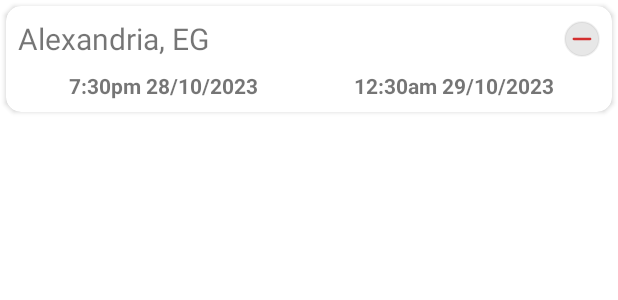
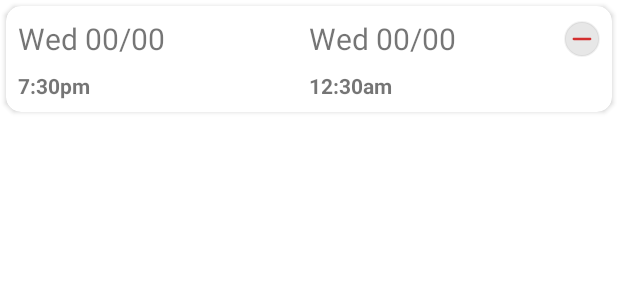
Before and after one commit to exRomeo/Skywise-Weather-Forecast, an Android app: the layout alert_item_layout.xml on its own in the app's theme, with its tools: preview values and no code run, on a phone screen of 412 x 824 dp. Shown: the top 300 px of the screen. Run offline under Robolectric (Android 15) with nearby library versions, the phone set to English and light mode, and no system bars.

```diff
--- a/app/src/main/java/com/example/skywise/alertscreen/AlertsFragment.kt
+++ b/app/src/main/java/com/example/skywise/alertscreen/AlertsFragment.kt
@@ -81,4 +81,5 @@ class AlertsFragment : Fragment() {
         ContextCompat.startForegroundService(requireContext(), intent)
     }
 
+
 }
--- a/app/src/main/java/com/example/skywise/favoritelocations/FavoriteLocationsAdapter.kt
+++ b/app/src/main/java/com/example/skywise/favoritelocations/FavoriteLocationsAdapter.kt
@@ -1,6 +1,5 @@
 package com.example.skywise.favoritelocations
 
-import android.util.Log
 import android.view.LayoutInflater
 import android.view.View
 import android.view.ViewGroup
@@ -48,7 +47,7 @@ class FavoriteLocationsAdapter(val viewModel: FavoriteLocationsViewModel) :
                 if (::job.isInitialized)
                     job.cancel()
                 job = CoroutineScope(Dispatchers.Main).launch {
-                    viewModel.shownLocation.debounce(150).collectLatest() {
+                    viewModel.shownLocation.debounce(150).collectLatest {
                         previous = selected
                         selected = position
                         notifyItemChanged(position)
--- a/app/src/main/java/com/example/skywise/favoritelocations/FavoriteLocationsViewModel.kt
+++ b/app/src/main/java/com/example/skywise/favoritelocations/FavoriteLocationsViewModel.kt
@@ -20,7 +20,7 @@ class FavoriteLocationsViewModel(val repository: Repository) : ViewModel() {
     val shownLocation = _shownLocation.asStateFlow()
     fun getFavoriteLocations() {
         viewModelScope.launch {
-            repository.getFavoriteLocations().collect() {
+            repository.getFavoriteLocations().collect {
                 _favoriteLocations.value = it
             }
         }
@@ -39,7 +39,7 @@ class FavoriteLocationsViewModel(val repository: Repository) : ViewModel() {
                     SkywiseSettings.HOURLY
                 ),
                 API_KEY
-            ).collect() {
+            ).collect {
                 _shownLocation.value = it
             }
         }
--- a/app/src/main/java/com/example/skywise/mainactivity/MainActivity.kt
+++ b/app/src/main/java/com/example/skywise/mainactivity/MainActivity.kt
@@ -22,7 +22,7 @@ class MainActivity : AppCompatActivity() {
     private lateinit var navView: NavigationView
     override fun onCreate(savedInstanceState: Bundle?) {
         super.onCreate(savedInstanceState)
-        if (SkywiseSettings.locationType == GPS)
+        if (LocationUtils.isLocationEnabled() && SkywiseSettings.locationType == GPS)
             LocationUtils.getCurrentLocation()
         binding = DataBindingUtil.setContentView(this, R.layout.activity_main)
         supportActionBar?.hide()
--- a/app/src/main/java/com/example/skywise/settingsscreen/SkywiseSettings.kt
+++ b/app/src/main/java/com/example/skywise/settingsscreen/SkywiseSettings.kt
@@ -76,11 +76,11 @@ object SkywiseSettings {
     }
 
     fun isFirstLaunch(): Boolean {
-        return /*sharedPreferences.getBoolean("isFirstTime", false)*/ true
+        return sharedPreferences.getBoolean("isFirstTime", true)
     }
 
     fun doneFirstLaunch() {
-        sharedPreferences.edit().putBoolean("isFirstTime", true).apply()
+        sharedPreferences.edit().putBoolean("isFirstTime", false).apply()
     }
 
     fun setLang(language: String) {
--- a/app/src/main/java/com/example/skywise/utils/NotificationUtils.kt
+++ b/app/src/main/java/com/example/skywise/utils/NotificationUtils.kt
@@ -3,7 +3,6 @@ package com.example.skywise.utils
 import android.app.*
 import android.content.Context
 import android.content.Intent
-import android.os.Vibrator
 import androidx.core.app.NotificationCompat
 import com.example.skywise.alertscreen.AlertService
 import com.example.skywise.mainactivity.MainActivity
@@ -11,7 +10,7 @@ import com.example.skywise.mainactivity.MainActivity
 object NotificationUtils {
 
     const val CHANNEL_ID = "22"
-    private lateinit var notificationManager: NotificationManager
+    lateinit var notificationManager: NotificationManager
 
     fun initialize(notificationManager: NotificationManager) {
         this.notificationManager = notificationManager
--- a/app/src/main/java/com/example/skywise/weatherscreen/WeatherViewModel.kt
+++ b/app/src/main/java/com/example/skywise/weatherscreen/WeatherViewModel.kt
@@ -38,9 +38,7 @@ class WeatherViewModel(private val repository: Repository) : ViewModel() {
 
                     _weatherDTO.value = WeatherDTO.Failure(it)
                     _snackBarText.emit(R.string.data_not_retrieved)
-
                 }.collectLatest {
-
                     _weatherDTO.value = WeatherDTO.SuccessOnline(it)
 
                 }
--- a/app/src/main/res/layout/activity_main.xml
+++ b/app/src/main/res/layout/activity_main.xml
@@ -5,9 +5,6 @@
 
     <data>
 
-        <variable
-            name="viewModel"
-            type="com.example.skywise.mainactivity.MainActivityViewModel" />
     </data>
 
     <androidx.drawerlayout.widget.DrawerLayout
--- a/app/src/main/res/layout/alert_item_layout.xml
+++ b/app/src/main/res/layout/alert_item_layout.xml
@@ -27,17 +27,16 @@
             android:layout_height="match_parent">
 
             <TextView
-                android:id="@+id/location_name_tv"
+                android:id="@+id/start_tv"
                 android:layout_width="0dp"
                 android:layout_height="wrap_content"
-                android:layout_marginEnd="92dp"
-                android:text="@{weatherAlert.area}"
+                android:text="@{weatherAlert.getStartDay()}"
                 android:textSize="20sp"
                 app:layout_constraintBottom_toTopOf="@id/alert_start_tv"
-                app:layout_constraintEnd_toStartOf="@+id/end_guideline"
+                app:layout_constraintEnd_toEndOf="@+id/alert_start_tv"
                 app:layout_constraintStart_toStartOf="@+id/start_guideline"
                 app:layout_constraintTop_toTopOf="@+id/home_guideline"
-                tools:text="@string/location_area" />
+                tools:text="@string/sample_date" />
 
             <androidx.constraintlayout.widget.Guideline
                 android:id="@+id/end_guideline"
@@ -72,27 +71,25 @@
                 android:layout_width="0dp"
                 android:layout_height="wrap_content"
                 android:layout_marginTop="8dp"
-                android:gravity="center"
                 android:text="@{weatherAlert.getStart()}"
                 android:textStyle="bold"
                 app:layout_constraintBottom_toTopOf="@+id/bottom_guideline"
                 app:layout_constraintEnd_toStartOf="@id/alert_end_tv"
                 app:layout_constraintStart_toStartOf="@+id/start_guideline"
-                app:layout_constraintTop_toBottomOf="@+id/location_name_tv"
-                tools:text="7:30pm 28/10/2023" />
+                app:layout_constraintTop_toBottomOf="@+id/start_tv"
+                tools:text="7:30pm" />
 
             <TextView
                 android:id="@+id/alert_end_tv"
                 android:layout_width="0dp"
                 android:layout_height="wrap_content"
-                android:gravity="center"
                 android:text="@{weatherAlert.getEnd()}"
                 android:textStyle="bold"
                 app:layout_constraintBottom_toBottomOf="@+id/alert_start_tv"
                 app:layout_constraintEnd_toStartOf="@+id/end_guideline"
                 app:layout_constraintStart_toEndOf="@+id/alert_start_tv"
                 app:layout_constraintTop_toTopOf="@+id/alert_start_tv"
-                tools:text="12:30am 29/10/2023" />
+                tools:text="12:30am" />
 
             <ImageButton
                 android:id="@+id/remove_alert_button"
@@ -100,9 +97,21 @@
                 android:layout_height="wrap_content"
                 android:background="@drawable/circle"
                 android:src="@drawable/remove"
-                app:layout_constraintBottom_toBottomOf="@+id/location_name_tv"
+                app:layout_constraintBottom_toBottomOf="@+id/start_tv"
                 app:layout_constraintEnd_toStartOf="@+id/end_guideline"
-                app:layout_constraintTop_toTopOf="@+id/location_name_tv" />
+                app:layout_constraintTop_toTopOf="@+id/start_tv" />
+
+            <TextView
+                android:id="@+id/end_tv"
+                android:layout_width="0dp"
+                android:layout_height="wrap_content"
+                android:text="@{weatherAlert.getEndDay()}"
+                android:textSize="20sp"
+                app:layout_constraintBottom_toBottomOf="@+id/start_tv"
+                app:layout_constraintEnd_toStartOf="@+id/remove_alert_button"
+                app:layout_constraintStart_toEndOf="@+id/alert_start_tv"
+                app:layout_constraintTop_toTopOf="@+id/home_guideline"
+                tools:text="@string/sample_date" />
         </androidx.constraintlayout.widget.ConstraintLayout>
     </androidx.cardview.widget.CardView>
 </layout>
--- a/app/src/main/res/values-night/themes.xml
+++ b/app/src/main/res/values-night/themes.xml
@@ -1,4 +1,4 @@
-<resources xmlns:tools="http://schemas.android.com/tools">
+<resources>
     <!-- Base application theme. -->
     <style name="Theme.Skywise" parent="Theme.MaterialComponents.DayNight.DarkActionBar">
         <!-- Primary brand color. -->
--- a/app/src/main/res/values/strings.xml
+++ b/app/src/main/res/values/strings.xml
@@ -78,4 +78,5 @@
     <string name="draw_over_other_apps_explaination">If you want to get notified with a pop you have to enable draw over other applications permission</string>
     <string name="all_done">All Done !</string>
     <string name="get_started">Lets Get Started !</string>
+    <string name="trun_on_location">Please Turn On Location In Settings</string>
 </resources>
```
Also changed, not shown: app/src/main/java/com/example/skywise/alertscreen/AlertDialog.kt (+22 -1 lines), app/src/main/java/com/example/skywise/alertscreen/NotificationAlertWorker.kt (added, +48 -0 lines), app/src/main/java/com/example/skywise/alertscreen/WeatherAlert.kt (+13 -1 lines), app/src/main/java/com/example/skywise/data/Repository.kt (+6 -1 lines), app/src/main/java/com/example/skywise/onboarding/SecondFragment.kt (+15 -3 lines), app/src/main/java/com/example/skywise/splashscreen/SplashScreenActivity.kt (+27 -4 lines), app/src/main/java/com/example/skywise/utils/LocationUtils.kt (+32 -17 lines), app/src/main/java/com/example/skywise/utils/PermissionsUtil.kt (+1 -24 lines), 1 other file.
